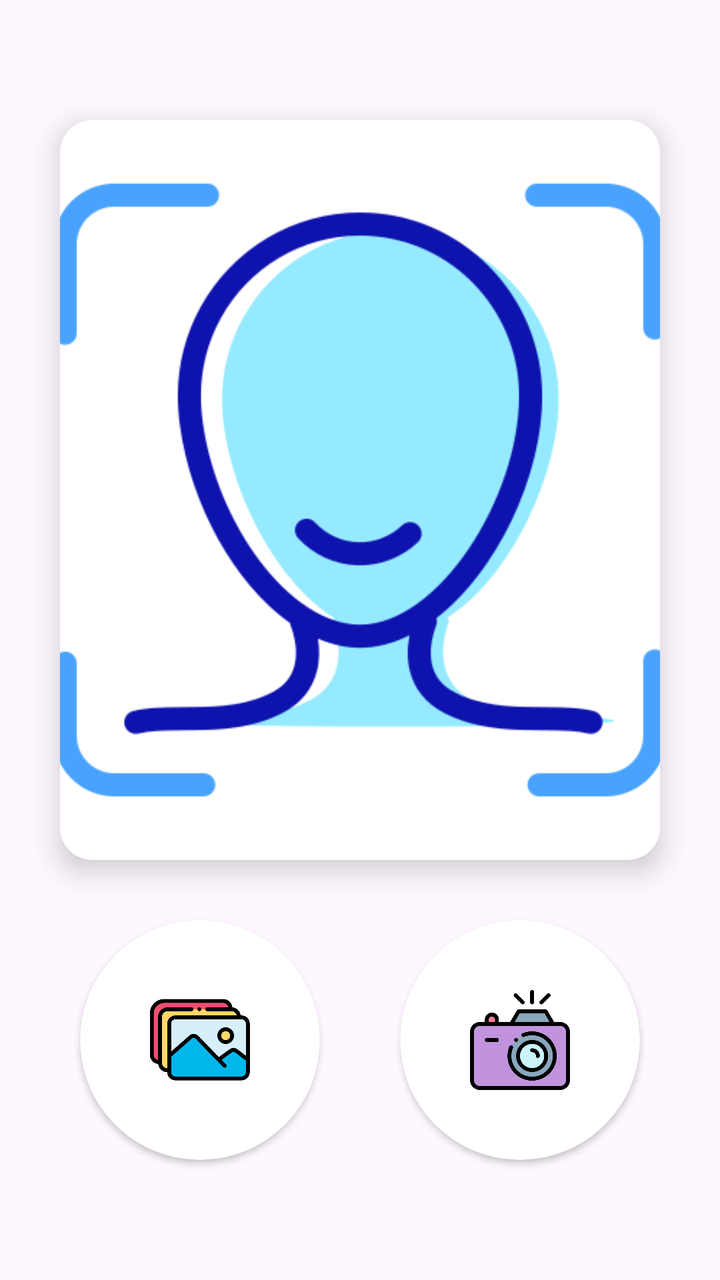
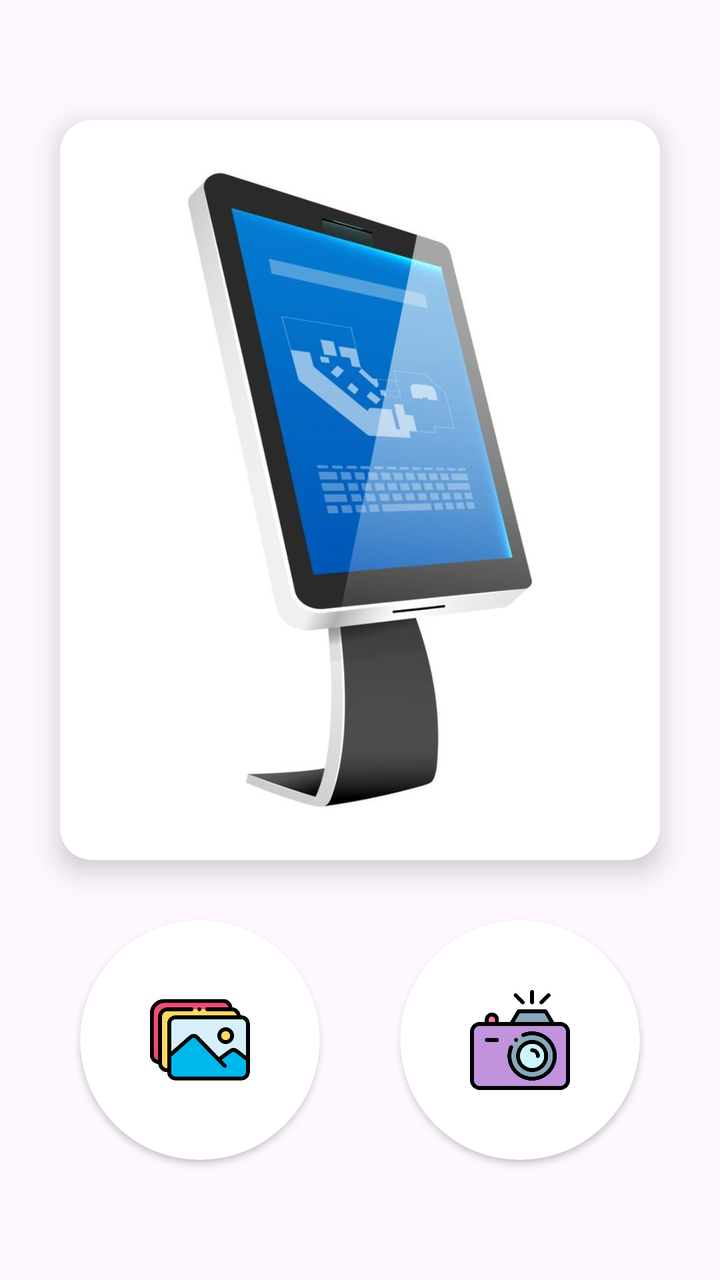

Before-and-after screenshots of an Android layout around one commit, followed by the original layout XML and the change that was made.
<!-- AndroidManifest.xml: application theme Theme.ImagePicker -->
<!-- res/layout/activity_recognition.xml -->
<?xml version="1.0" encoding="utf-8"?>
<androidx.constraintlayout.widget.ConstraintLayout xmlns:android="http://schemas.android.com/apk/res/android"
    xmlns:app="http://schemas.android.com/apk/res-auto"
    xmlns:tools="http://schemas.android.com/tools"
    android:layout_width="match_parent"
    android:layout_height="match_parent"
    tools:context=".RegisterActivity">

    <androidx.cardview.widget.CardView
        android:id="@+id/image_card"
        android:layout_width="0dp"
        android:layout_height="0dp"
        android:layout_marginStart="30dp"
        android:layout_marginTop="60dp"
        android:layout_marginEnd="30dp"
        android:layout_marginBottom="30dp"
        app:cardCornerRadius="16dp"
        app:cardElevation="8dp"
        app:layout_constraintBottom_toTopOf="@+id/cameracard"
        app:layout_constraintEnd_toEndOf="parent"
        app:layout_constraintStart_toStartOf="parent"
        app:layout_constraintTop_toTopOf="parent">

        <ImageView
            android:id="@+id/imageView2"
            android:layout_width="match_parent"
            android:layout_height="match_parent"
            android:scaleType="centerCrop"
            app:srcCompat="@drawable/logo" />
    </androidx.cardview.widget.CardView>

    <androidx.cardview.widget.CardView
        android:id="@+id/gallerycard"
        android:layout_width="120dp"
        android:layout_height="120dp"
        android:layout_marginBottom="60dp"
        app:cardCornerRadius="60dp"
        app:layout_constraintBottom_toBottomOf="parent"
        app:layout_constraintEnd_toStartOf="@+id/cameracard"
        app:layout_constraintHorizontal_bias="0.5"
        app:layout_constraintStart_toStartOf="parent">

        <ImageView
            android:id="@+id/imageView3"
            android:layout_width="50dp"
            android:layout_height="57dp"
            android:layout_gravity="center"
            app:srcCompat="@drawable/gallery" />
    </androidx.cardview.widget.CardView>

    <androidx.cardview.widget.CardView
        android:id="@+id/cameracard"
        android:layout_width="120dp"
        android:layout_height="120dp"
        android:layout_marginBottom="60dp"
        app:cardCornerRadius="60dp"
        app:layout_constraintBottom_toBottomOf="parent"
        app:layout_constraintEnd_toEndOf="parent"
        app:layout_constraintHorizontal_bias="0.5"
        app:layout_constraintStart_toEndOf="@+id/gallerycard">

        <ImageView
            android:id="@+id/imageView4"
            android:layout_width="50dp"
            android:layout_height="50dp"
            android:layout_gravity="center"
            app:srcCompat="@drawable/camera" />
    </androidx.cardview.widget.CardView>
</androidx.constraintlayout.widget.ConstraintLayout>
<!-- resources referenced by this layout -->
<resources>
  <!-- drawable camera: png bitmap (drawable, 28194 bytes) -->
  <!-- drawable gallery: png bitmap (drawable, 22215 bytes) -->
  <!-- drawable logo: png bitmap (drawable, 24713 bytes) -->
  <style name="Theme.ImagePicker" parent="Base.Theme.ImagePicker" />
  <style name="Base.Theme.ImagePicker" parent="Theme.Material3.DayNight.NoActionBar">
          
          <item name="colorPrimary">@color/purple_500</item>
          <item name="android:windowLightStatusBar" tools:targetApi="M">true</item>
          <item name="android:statusBarColor">@android:color/transparent</item>
          <item name="android:navigationBarColor">@android:color/transparent</item>
      </style>
  <color name="purple_500">#009CB2</color>
</resources>

<!-- the commit's change to res/layout/activity_recognition.xml (unified diff, before → after) -->
@@ -26,7 +26,7 @@
             android:layout_width="match_parent"
             android:layout_height="match_parent"
             android:scaleType="centerCrop"
-            app:srcCompat="@drawable/logo" />
+            app:srcCompat="@drawable/woman" />
     </androidx.cardview.widget.CardView>
 
     <androidx.cardview.widget.CardView
<!-- resource entries referenced after the edit -->
@@ -2,7 +2,7 @@
 <resources>
   <!-- drawable camera: png bitmap (drawable, 28194 bytes) -->
   <!-- drawable gallery: png bitmap (drawable, 22215 bytes) -->
-  <!-- drawable logo: png bitmap (drawable, 24713 bytes) -->
+  <!-- drawable woman: jpg bitmap (drawable, 25677 bytes) -->
   <style name="Theme.ImagePicker" parent="Base.Theme.ImagePicker" />
   <style name="Base.Theme.ImagePicker" parent="Theme.Material3.DayNight.NoActionBar">
           
